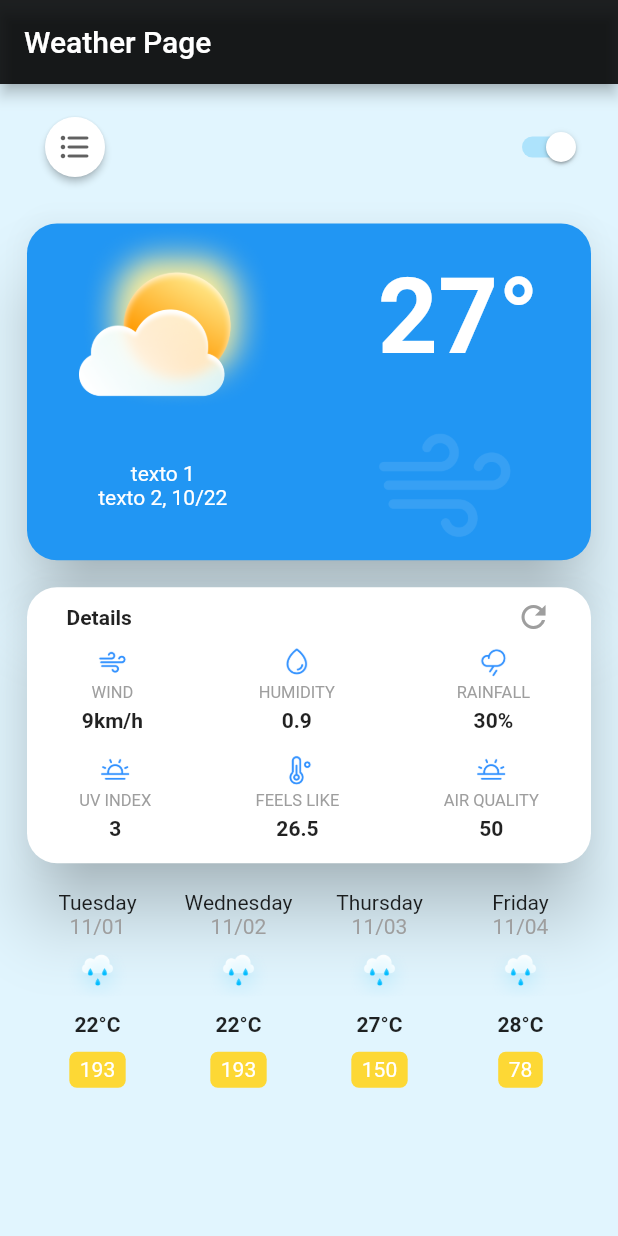
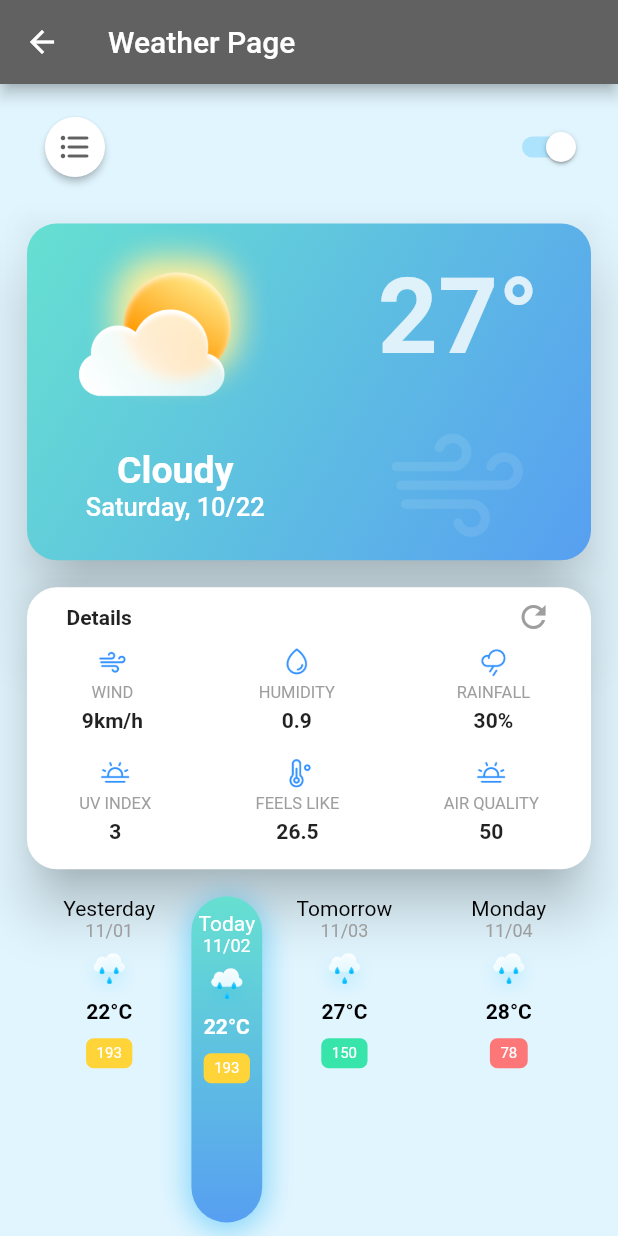
Before and after one commit to kyaraaraujo/Layouts, a Flutter app: the WeatherPage screen opened directly, on a phone screen of 412 x 824 dp. Run offline on Flutter 3.47's test engine with Material 2 defaults, Android fonts, the phone set to English and light mode, and no system bars.

Commit message:
refactoring and weather design adjustments.

```diff
--- /dev/null
+++ b/lib/constants/colors_constant.dart
@@ -0,0 +1,5 @@
+const int lightGreen = 0xFF66E0D1;
+const int lightBlue = 0xFF579FF1;
+const int yellow = 0xFFFFD439;
+const int neonGreen = 0xFF37E4AA;
+const int paleRed = 0xFFFD7778;
--- a/lib/widgets/weather/day_card_section.dart
+++ b/lib/widgets/weather/day_card_section.dart
@@ -1,6 +1,7 @@
 import 'package:flutter/material.dart';
 
 import '../../constants/assets_paths_constant.dart';
+import '../../constants/colors_constant.dart';
 
 class DayCardSectionWidget extends StatelessWidget {
   const DayCardSectionWidget({Key? key}) : super(key: key);
@@ -10,30 +11,37 @@ class DayCardSectionWidget extends StatelessWidget {
     const String weatherPath = imageBasePath + weatherDir;
 
     return Card(
+      color: Colors.transparent,
       margin: const EdgeInsets.symmetric(horizontal: 18, vertical: 9),
-      shape: RoundedRectangleBorder(
+      elevation: 20,
+      child: Container(
+        decoration: BoxDecoration(
           borderRadius: BorderRadius.circular(20),
+          gradient: const LinearGradient(
+            begin: Alignment.topLeft,
+            end: Alignment.bottomRight,
+            colors: [
+              Color(lightGreen),
+              Color(lightBlue),
+            ],
           ),
-      shadowColor: Colors.black,
-      elevation: 20,
-      color: Colors.blue,
+        ),
         child: Column(
           children: [
             Row(
               mainAxisAlignment: MainAxisAlignment.spaceAround,
               children: [
-              //FIXME imagem transborda card
+                //FIXME image overflow
                 Image.asset(
                   '${weatherPath}cloudy.png',
                   width: 130,
                 ),
-              //FIXME texto tem uma opacidade gradiente
-              const Text(
+                Text(
                   '27°',
                   style: TextStyle(
                     fontSize: 70,
                     fontWeight: FontWeight.bold,
-                  color: Colors.white, //FIXME cor tem gradiante
+                    color: Colors.white.withOpacity(0.8), //FIXME gradient
                   ),
                 ),
               ],
@@ -44,12 +52,20 @@ class DayCardSectionWidget extends StatelessWidget {
                 Column(
                   children: const [
                     Text(
-                    'texto 1',
-                    style: TextStyle(color: Colors.white),
+                      'Cloudy',
+                      style: TextStyle(
+                        color: Colors.white,
+                        fontWeight: FontWeight.w600,
+                        fontSize: 25,
+                      ),
                     ),
                     Text(
-                    'texto 2, 10/22',
-                    style: TextStyle(color: Colors.white),
+                      'Saturday, 10/22',
+                      style: TextStyle(
+                        color: Colors.white,
+                        fontSize: 17,
+                        fontWeight: FontWeight.w500,
+                      ),
                     ),
                   ],
                 ),
@@ -58,6 +74,7 @@ class DayCardSectionWidget extends StatelessWidget {
             ),
           ],
         ),
+      ),
     );
   }
 }
--- a/lib/widgets/weather/days_weather_section_widget.dart
+++ b/lib/widgets/weather/days_weather_section_widget.dart
@@ -1,6 +1,7 @@
 import 'package:flutter/material.dart';
 
 import '../../constants/assets_paths_constant.dart';
+import '../../constants/colors_constant.dart';
 import 'weather_week_column_widget.dart';
 
 class DaysWeatherSectionWidget extends StatelessWidget {
@@ -10,20 +11,65 @@ class DaysWeatherSectionWidget extends StatelessWidget {
   Widget build(BuildContext context) {
     const String weatherImage = imageBasePath + weatherDir;
 
-    return Container(
-      margin: const EdgeInsets.symmetric(horizontal: 18, vertical: 9),
-      child: Row(
-        mainAxisAlignment: MainAxisAlignment.spaceEvenly,
-        children: const [
-          WeatherWeekColumn(
-              'Tuesday', '11/01', '${weatherImage}rainy.png', '22°C', '193'),
-          WeatherWeekColumn(
-              'Wednesday', '11/02', '${weatherImage}rainy.png', '22°C', '193'),
-          WeatherWeekColumn(
-              'Thursday', '11/03', '${weatherImage}rainy.png', '27°C', '150'),
-          WeatherWeekColumn(
-              'Friday', '11/04', '${weatherImage}rainy.png', '28°C', '78'),
-        ],
+    return Expanded(
+      child: Container(
+        margin: const EdgeInsets.symmetric(horizontal: 18, vertical: 9),
+        child: Row(
+          mainAxisAlignment: MainAxisAlignment.spaceEvenly,
+          children: [
+            const WeatherWeekColumn(
+              'Yesterday',
+              '11/01',
+              '${weatherImage}rainy.png',
+              '22°C',
+              193,
+            ),
+            Container(
+              decoration: BoxDecoration(
+                shape: BoxShape.rectangle,
+                borderRadius: BorderRadius.circular(30),
+                gradient: const LinearGradient(
+                    begin: Alignment.topCenter,
+                    end: Alignment.bottomCenter,
+                    colors: [
+                      Color(lightGreen),
+                      Color(lightBlue),
+                    ]),
+                boxShadow: [
+                  BoxShadow(
+                    color: Colors.lightBlue.withOpacity(0.4),
+                    spreadRadius: 3,
+                    blurRadius: 15,
+                    offset: const Offset(0, 3), // changes position of shadow
+                  ),
+                ],
+              ),
+              padding: const EdgeInsets.symmetric(vertical: 10),
+              child: const WeatherWeekColumn(
+                'Today',
+                '11/02',
+                '${weatherImage}rainy.png',
+                '22°C',
+                193,
+                isToday: true,
+              ),
+            ),
+            const WeatherWeekColumn(
+              'Tomorrow',
+              '11/03',
+              '${weatherImage}rainy.png',
+              '27°C',
+              150,
+            ),
+            const WeatherWeekColumn(
+              'Monday',
+              '11/04',
+              '${weatherImage}rainy.png',
+              '28°C',
+              78,
+            ),
+          ],
+        ),
       ),
     );
   }
--- a/lib/widgets/weather/details_card_section_widget.dart
+++ b/lib/widgets/weather/details_card_section_widget.dart
@@ -25,7 +25,7 @@ class DetailsCardSectionWidget extends StatelessWidget {
 
     return Card(
       margin: const EdgeInsets.symmetric(horizontal: 18, vertical: 9),
-      elevation: 20,
+      elevation: 15,
       color: Colors.white,
       shadowColor: Colors.black,
       shape: RoundedRectangleBorder(borderRadius: BorderRadius.circular(20)),
@@ -53,7 +53,7 @@ class DetailsCardSectionWidget extends StatelessWidget {
             children: [...?rows['first']],
           ),
           Padding(
-            padding: const EdgeInsets.symmetric(vertical: 15),
+            padding: const EdgeInsets.symmetric(vertical: 17),
             child: Row(
               mainAxisAlignment: MainAxisAlignment.spaceAround,
               children: [...?rows['second']],
--- a/lib/widgets/weather/weather_week_column_widget.dart
+++ b/lib/widgets/weather/weather_week_column_widget.dart
@@ -1,11 +1,14 @@
 import 'package:flutter/material.dart';
+
+import '../../constants/colors_constant.dart';
 
 class WeatherWeekColumn extends StatelessWidget {
   final String title;
   final String date;
   final String iconPath;
   final String celsiusDegree;
-  final String bottomValue;
+  final int bottomValue;
+  final bool isToday;
 
   const WeatherWeekColumn(
     this.title,
@@ -14,22 +17,49 @@ class WeatherWeekColumn extends StatelessWidget {
     this.celsiusDegree,
     this.bottomValue, {
     Key? key,
+    this.isToday = false,
   }) : super(key: key);
+
+  Color chooseBottomValueContainerColor(int value) {
+    if (bottomValue > 150) {
+      return const Color(yellow);
+    } else if (bottomValue > 80) {
+      return const Color(neonGreen);
+    } else {
+      return const Color(paleRed);
+    }
+  }
+
+  Color setTextColor([bool aDateValue = false]) {
+    if (isToday) {
+      return Colors.white;
+    } else if (!isToday && !aDateValue) {
+      return Colors.black;
+    } else {
+      return Colors.grey;
+    }
+  }
 
   @override
   Widget build(BuildContext context) {
     return Expanded(
       child: Column(
         children: [
-          Text(title),
+          Text(
+            title,
+            style: TextStyle(
+              color: setTextColor(),
+            ),
+          ),
           Text(
             date,
-            style: const TextStyle(
-              color: Colors.grey,
+            style: TextStyle(
+              color: setTextColor(true),
+              fontSize: 12,
             ),
           ),
           Padding(
-            padding: const EdgeInsets.all(8.0),
+            padding: const EdgeInsets.only(top: 5.0),
             child: Image.asset(
               iconPath,
               scale: 5,
@@ -37,21 +67,25 @@ class WeatherWeekColumn extends StatelessWidget {
           ),
           Text(
             celsiusDegree,
-            style: const TextStyle(fontWeight: FontWeight.bold),
+            style: TextStyle(
+              fontWeight: FontWeight.bold,
+              color: setTextColor(),
+            ),
           ),
           Container(
             margin: const EdgeInsets.only(top: 10),
             padding: const EdgeInsets.symmetric(vertical: 4, horizontal: 7),
             decoration: BoxDecoration(
-              color: Colors.yellow.shade600,
+              color: chooseBottomValueContainerColor(bottomValue),
               borderRadius: const BorderRadius.all(
                 Radius.circular(5),
               ),
             ),
             child: Text(
-              bottomValue,
+              bottomValue.toString(),
               style: const TextStyle(
                 color: Colors.white,
+                fontSize: 10,
               ),
             ),
           ),
--- a/pubspec.yaml
+++ b/pubspec.yaml
@@ -62,6 +62,7 @@ flutter:
   # To add assets to your application, add an assets section, like this:
   assets:
     - assets/images/
+    - assets/images/display/
     - assets/images/weather/
     - assets/images/weather/icons/
 
```
Also changed, not shown: lib/constants/pages_constant.dart (added, +23 -0 lines), lib/main.dart (+11 -1 lines), lib/pages/home_page.dart (+15 -54 lines), lib/widgets/stack_widget.dart (added, +46 -0 lines), 1 other file. Lines whose indentation alone changed are shown as unchanged.
